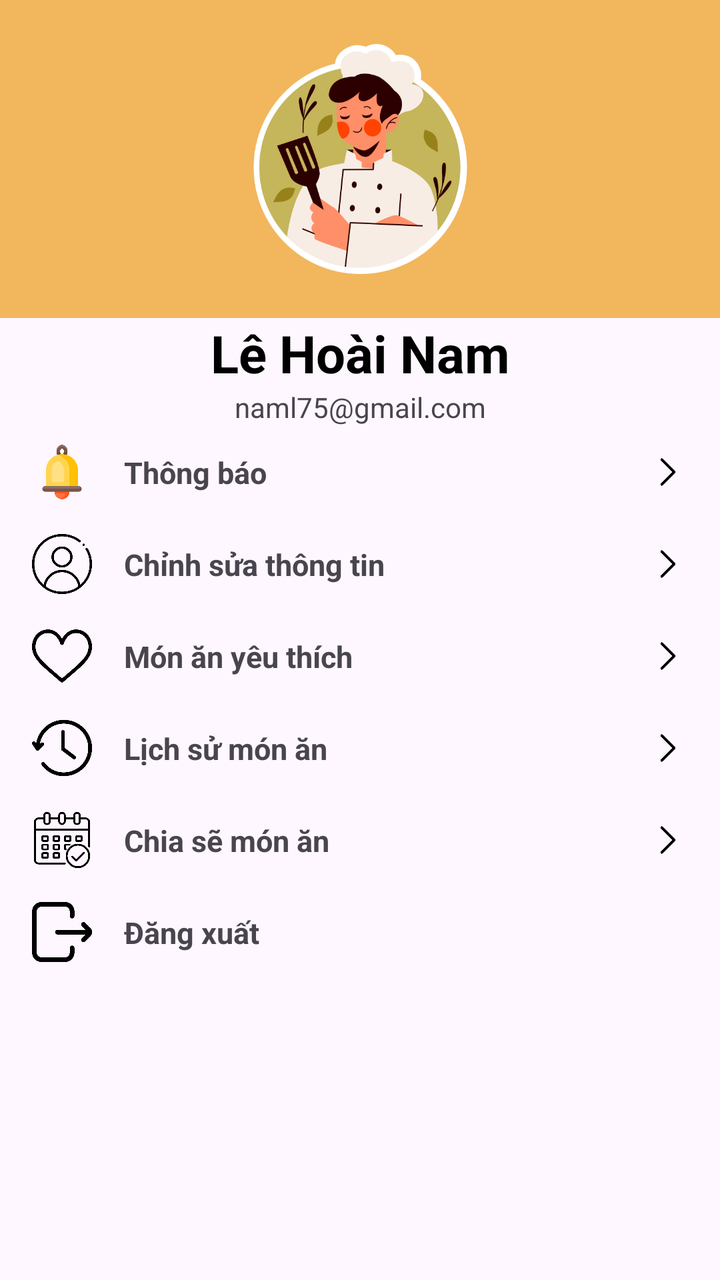
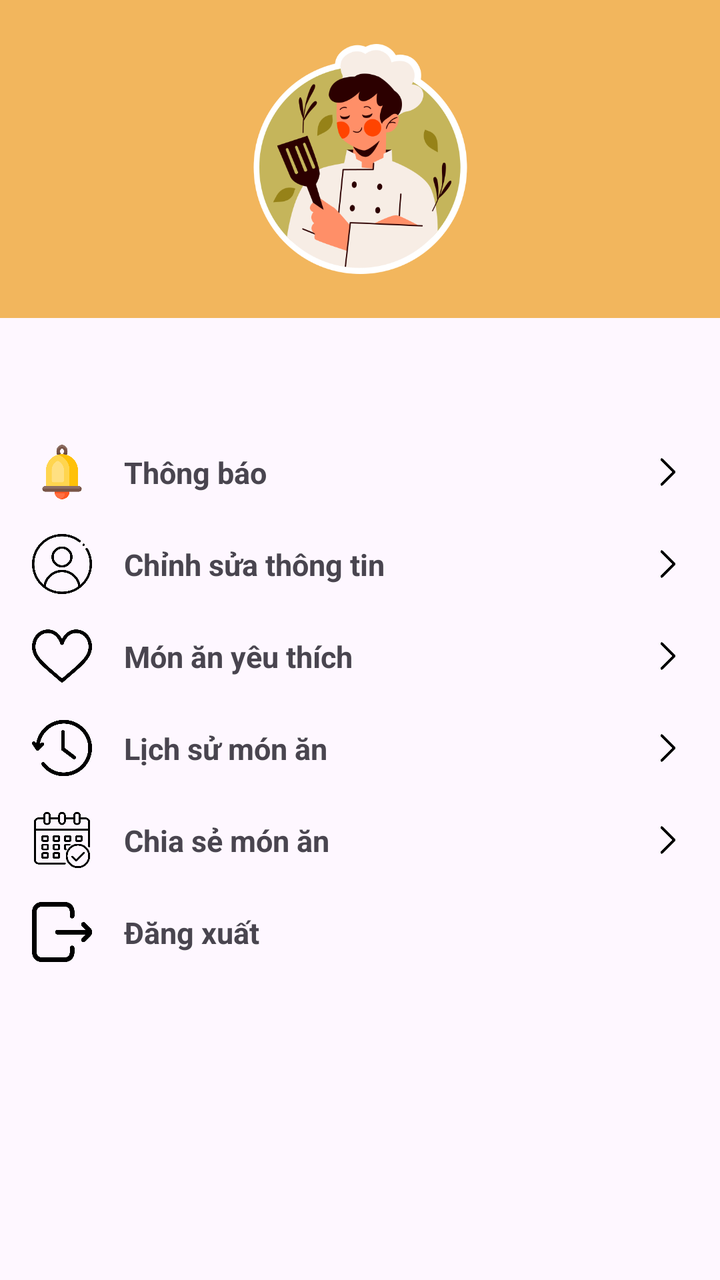

Screens rendered from an Android XML layout before and after an edit, with the pre-edit source and the edit as a unified diff.
<!-- AndroidManifest.xml: application theme Theme.Angiday -->
<!-- res/layout/fragment_profile.xml -->
<?xml version="1.0" encoding="utf-8"?>
<androidx.constraintlayout.widget.ConstraintLayout xmlns:android="http://schemas.android.com/apk/res/android"
    xmlns:app="http://schemas.android.com/apk/res-auto"
    xmlns:tools="http://schemas.android.com/tools"
    android:id="@+id/main"
    android:layout_width="match_parent"
    android:layout_height="match_parent">

    <androidx.constraintlayout.widget.ConstraintLayout
        android:layout_width="match_parent"
        android:layout_height="match_parent">

        <ScrollView
            android:layout_width="match_parent"
            android:layout_height="match_parent"
            tools:layout_editor_absoluteX="0dp"
            tools:layout_editor_absoluteY="0dp">

            <LinearLayout
                android:layout_width="match_parent"
                android:layout_height="wrap_content"
                android:orientation="vertical">

                <androidx.constraintlayout.widget.ConstraintLayout
                    android:layout_width="match_parent"
                    android:layout_height="159dp"
                    android:background="#F2B65D">

                    <ImageView
                        android:id="@+id/imageView5"
                        android:layout_width="115dp"
                        android:layout_height="141dp"
                        app:layout_constraintBottom_toBottomOf="parent"
                        app:layout_constraintEnd_toEndOf="parent"
                        app:layout_constraintStart_toStartOf="parent"
                        app:layout_constraintTop_toTopOf="parent"
                        app:srcCompat="@drawable/chef" />

                </androidx.constraintlayout.widget.ConstraintLayout>

                <TextView
                    android:id="@+id/textView6"
                    android:layout_width="match_parent"
                    android:layout_height="wrap_content"
                    android:text="Lê Hoài Nam"
                    android:textAlignment="center"
                    android:textColor="@color/black"
                    android:textSize="26sp"
                    android:textStyle="bold"/>

                <TextView
                    android:id="@+id/textView9"
                    android:layout_width="match_parent"
                    android:layout_height="wrap_content"
                    android:text="naml75@gmail.com"
                    android:textAlignment="center" />

                
                <androidx.constraintlayout.widget.ConstraintLayout
                    android:id="@+id/rowNotice"
                    android:layout_width="match_parent"
                    android:layout_height="wrap_content"
                    android:layout_marginStart="@dimen/margin_top"
                    android:layout_marginTop="@dimen/padding_text"
                    android:layout_marginEnd="@dimen/margin_top"
                    android:layout_marginBottom="@dimen/padding_text">

                    <ImageView
                        android:id="@+id/ivNotice"
                        android:layout_width="30dp"
                        android:layout_height="30dp"
                        app:layout_constraintStart_toStartOf="parent"
                        app:layout_constraintTop_toTopOf="parent"
                        app:layout_constraintBottom_toBottomOf="parent"
                        app:srcCompat="@drawable/notices" />

                    <TextView
                        android:id="@+id/tvshare"
                        android:layout_width="wrap_content"
                        android:layout_height="wrap_content"
                        android:layout_marginStart="16dp"
                        android:text="Thông báo"
                        android:textSize="15sp"
                        android:textStyle="bold"
                        app:layout_constraintStart_toEndOf="@id/ivNotice"
                        app:layout_constraintTop_toTopOf="@id/ivNotice"
                        app:layout_constraintBottom_toBottomOf="@id/ivNotice" />

                    <ImageView
                        android:id="@+id/ivChevronNotice"
                        android:layout_width="20dp"
                        android:layout_height="20dp"
                        app:layout_constraintEnd_toEndOf="parent"
                        app:layout_constraintTop_toTopOf="parent"
                        app:layout_constraintBottom_toBottomOf="parent"
                        app:srcCompat="@drawable/chevron" />
                </androidx.constraintlayout.widget.ConstraintLayout>

                
                <androidx.constraintlayout.widget.ConstraintLayout
                    android:id="@+id/rowEditProfile"
                    android:layout_width="match_parent"
                    android:layout_height="wrap_content"
                    android:layout_marginStart="@dimen/margin_top"
                    android:layout_marginTop="@dimen/padding_text"
                    android:layout_marginEnd="@dimen/margin_top"
                    android:layout_marginBottom="@dimen/padding_text">

                    <ImageView
                        android:id="@+id/ivEditProfile"
                        android:layout_width="30dp"
                        android:layout_height="30dp"
                        app:layout_constraintStart_toStartOf="parent"
                        app:layout_constraintTop_toTopOf="parent"
                        app:layout_constraintBottom_toBottomOf="parent"
                        app:srcCompat="@drawable/profile" />

                    <TextView
                        android:id="@+id/tvEditProfile"
                        android:layout_width="wrap_content"
                        android:layout_height="wrap_content"
                        android:layout_marginStart="16dp"
                        android:text="Chỉnh sửa thông tin"
                        android:textSize="15sp"
                        android:textStyle="bold"
                        app:layout_constraintStart_toEndOf="@id/ivEditProfile"
                        app:layout_constraintTop_toTopOf="@id/ivEditProfile"
                        app:layout_constraintBottom_toBottomOf="@id/ivEditProfile" />

                    <ImageView
                        android:id="@+id/ivChevronEditProfile"
                        android:layout_width="20dp"
                        android:layout_height="20dp"
                        app:layout_constraintEnd_toEndOf="parent"
                        app:layout_constraintTop_toTopOf="parent"
                        app:layout_constraintBottom_toBottomOf="parent"
                        app:srcCompat="@drawable/chevron" />
                </androidx.constraintlayout.widget.ConstraintLayout>

                
                <androidx.constraintlayout.widget.ConstraintLayout
                    android:id="@+id/rowFavorite"
                    android:layout_width="match_parent"
                    android:layout_height="wrap_content"
                    android:layout_marginStart="@dimen/margin_top"
                    android:layout_marginTop="@dimen/padding_text"
                    android:layout_marginEnd="@dimen/margin_top"
                    android:layout_marginBottom="@dimen/padding_text">

                    <ImageView
                        android:id="@+id/ivFavorite"
                        android:layout_width="30dp"
                        android:layout_height="30dp"
                        app:layout_constraintStart_toStartOf="parent"
                        app:layout_constraintTop_toTopOf="parent"
                        app:layout_constraintBottom_toBottomOf="parent"
                        app:srcCompat="@drawable/like" />

                    <TextView
                        android:id="@+id/tvFavorite"
                        android:layout_width="wrap_content"
                        android:layout_height="wrap_content"
                        android:layout_marginStart="16dp"
                        android:text="Món ăn yêu thích"
                        android:textSize="15sp"
                        android:textStyle="bold"
                        app:layout_constraintStart_toEndOf="@id/ivFavorite"
                        app:layout_constraintTop_toTopOf="@id/ivFavorite"
                        app:layout_constraintBottom_toBottomOf="@id/ivFavorite" />

                    <ImageView
                        android:id="@+id/ivChevronFavorite"
                        android:layout_width="20dp"
                        android:layout_height="20dp"
                        app:layout_constraintEnd_toEndOf="parent"
                        app:layout_constraintTop_toTopOf="parent"
                        app:layout_constraintBottom_toBottomOf="parent"
                        app:srcCompat="@drawable/chevron" />
                </androidx.constraintlayout.widget.ConstraintLayout>

                
                <androidx.constraintlayout.widget.ConstraintLayout
                    android:id="@+id/rowHistory"
                    android:layout_width="match_parent"
                    android:layout_height="wrap_content"
                    android:layout_marginStart="@dimen/margin_top"
                    android:layout_marginTop="@dimen/padding_text"
                    android:layout_marginEnd="@dimen/margin_top"
                    android:layout_marginBottom="@dimen/padding_text">

                    <ImageView
                        android:id="@+id/ivHistory"
                        android:layout_width="30dp"
                        android:layout_height="30dp"
                        app:layout_constraintStart_toStartOf="parent"
                        app:layout_constraintTop_toTopOf="parent"
                        app:layout_constraintBottom_toBottomOf="parent"
                        app:srcCompat="@drawable/history" />

                    <TextView
                        android:id="@+id/tvHistory"
                        android:layout_width="wrap_content"
                        android:layout_height="wrap_content"
                        android:layout_marginStart="16dp"
                        android:text="Lịch sử món ăn"
                        android:textSize="15sp"
                        android:textStyle="bold"
                        app:layout_constraintStart_toEndOf="@id/ivHistory"
                        app:layout_constraintTop_toTopOf="@id/ivHistory"
                        app:layout_constraintBottom_toBottomOf="@id/ivHistory" />

                    <ImageView
                        android:id="@+id/ivChevronHistory"
                        android:layout_width="20dp"
                        android:layout_height="20dp"
                        app:layout_constraintEnd_toEndOf="parent"
                        app:layout_constraintTop_toTopOf="parent"
                        app:layout_constraintBottom_toBottomOf="parent"
                        app:srcCompat="@drawable/chevron" />
                </androidx.constraintlayout.widget.ConstraintLayout>

                
                <androidx.constraintlayout.widget.ConstraintLayout
                    android:id="@+id/rowMyProfile"
                    android:layout_width="match_parent"
                    android:layout_height="wrap_content"
                    android:layout_marginStart="@dimen/margin_top"
                    android:layout_marginTop="@dimen/padding_text"
                    android:layout_marginEnd="@dimen/margin_top"
                    android:layout_marginBottom="@dimen/padding_text">

                    <ImageView
                        android:id="@+id/ivCooking"
                        android:layout_width="30dp"
                        android:layout_height="30dp"
                        app:layout_constraintStart_toStartOf="parent"
                        app:layout_constraintTop_toTopOf="parent"
                        app:layout_constraintBottom_toBottomOf="parent"
                        app:srcCompat="@drawable/calendar" />

                    <TextView
                        android:id="@+id/tvCooking"
                        android:layout_width="wrap_content"
                        android:layout_height="wrap_content"
                        android:layout_marginStart="16dp"
                        android:text="Chia sẽ món ăn"
                        android:textSize="15sp"
                        android:textStyle="bold"
                        app:layout_constraintStart_toEndOf="@id/ivCooking"
                        app:layout_constraintTop_toTopOf="@id/ivCooking"
                        app:layout_constraintBottom_toBottomOf="@id/ivCooking" />

                    <ImageView
                        android:id="@+id/ivChevronCooking"
                        android:layout_width="20dp"
                        android:layout_height="20dp"
                        app:layout_constraintEnd_toEndOf="parent"
                        app:layout_constraintTop_toTopOf="parent"
                        app:layout_constraintBottom_toBottomOf="parent"
                        app:srcCompat="@drawable/chevron" />
                </androidx.constraintlayout.widget.ConstraintLayout>

                
                <androidx.constraintlayout.widget.ConstraintLayout
                    android:id="@+id/rowLogout"
                    android:layout_width="match_parent"
                    android:layout_height="wrap_content"
                    android:layout_marginStart="@dimen/margin_top"
                    android:layout_marginTop="@dimen/padding_text"
                    android:layout_marginEnd="@dimen/margin_top"
                    android:layout_marginBottom="@dimen/padding_text">

                    <ImageView
                        android:id="@+id/ivExit"
                        android:layout_width="30dp"
                        android:layout_height="30dp"
                        app:layout_constraintStart_toStartOf="parent"
                        app:layout_constraintTop_toTopOf="parent"
                        app:layout_constraintBottom_toBottomOf="parent"
                        app:srcCompat="@drawable/exit" />

                    <TextView
                        android:id="@+id/loginText"
                        android:layout_width="wrap_content"
                        android:layout_height="wrap_content"
                        android:layout_marginStart="16dp"
                        android:text="Đăng xuất"
                        android:textSize="15sp"
                        android:textStyle="bold"
                        app:layout_constraintStart_toEndOf="@id/ivExit"
                        app:layout_constraintTop_toTopOf="@id/ivExit"
                        app:layout_constraintBottom_toBottomOf="@id/ivExit" />
                </androidx.constraintlayout.widget.ConstraintLayout>

            </LinearLayout>
        </ScrollView>
    </androidx.constraintlayout.widget.ConstraintLayout>
</androidx.constraintlayout.widget.ConstraintLayout>
<!-- resources referenced by this layout -->
<resources>
  <color name="black">#000000</color>
  <dimen name="margin_top">16dp</dimen>
  <dimen name="padding_text">8dp</dimen>
  <!-- drawable calendar: png bitmap (drawable, 13970 bytes) -->
  <!-- drawable chef: png bitmap (drawable, 55461 bytes) -->
  <!-- drawable chevron: png bitmap (drawable, 2759 bytes) -->
  <!-- drawable exit: png bitmap (drawable, 9197 bytes) -->
  <!-- drawable history: png bitmap (drawable, 14436 bytes) -->
  <!-- drawable like: png bitmap (drawable, 18130 bytes) -->
  <!-- drawable notices: png bitmap (drawable, 14773 bytes) -->
  <!-- drawable profile: png bitmap (drawable, 20057 bytes) -->
  <style name="Theme.Angiday" parent="Base.Theme.Angiday" />
  <style name="Base.Theme.Angiday" parent="Theme.Material3.DayNight.NoActionBar">
          
          
      </style>
</resources>

<!-- the commit's change to res/layout/fragment_profile.xml (unified diff, before → after) -->
@@ -42,7 +42,6 @@
                     android:id="@+id/textView6"
                     android:layout_width="match_parent"
                     android:layout_height="wrap_content"
-                    android:text="Lê Hoài Nam"
                     android:textAlignment="center"
                     android:textColor="@color/black"
                     android:textSize="26sp"
@@ -52,7 +51,6 @@
                     android:id="@+id/textView9"
                     android:layout_width="match_parent"
                     android:layout_height="wrap_content"
-                    android:text="naml75@gmail.com"
                     android:textAlignment="center" />
 
                 
@@ -243,7 +241,7 @@
                         android:layout_width="wrap_content"
                         android:layout_height="wrap_content"
                         android:layout_marginStart="16dp"
-                        android:text="Chia sẽ món ăn"
+                        android:text="Chia sẻ món ăn"
                         android:textSize="15sp"
                         android:textStyle="bold"
                         app:layout_constraintStart_toEndOf="@id/ivCooking"
